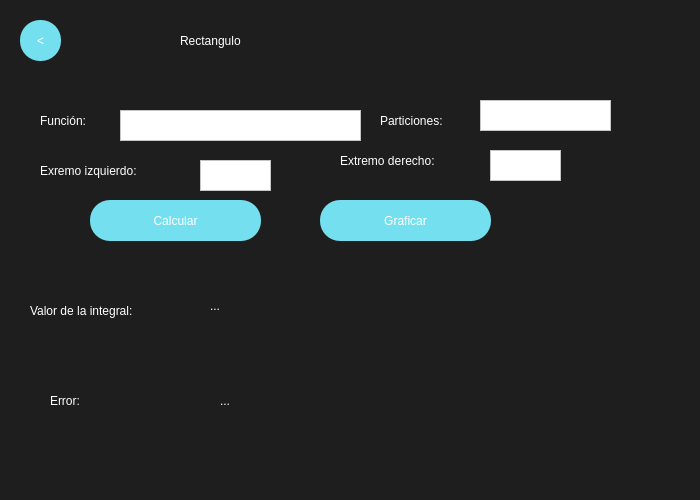
XMunteR/Calculadora, file Rectangulo.ui: the form before one commit.
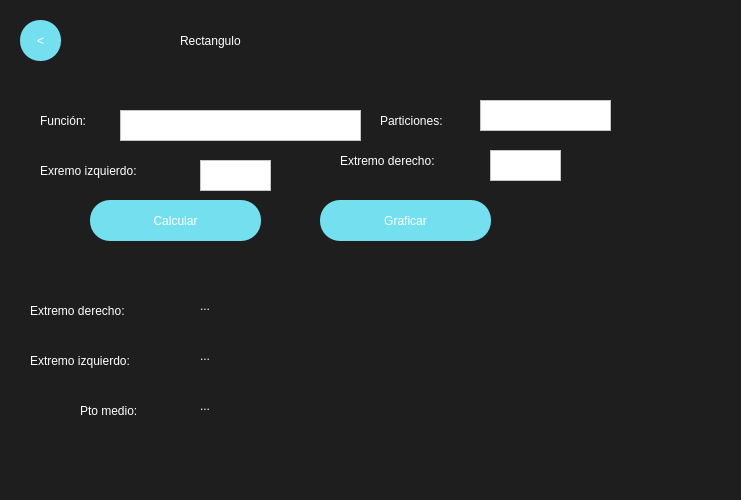
The form after the commit.

The edit to the form file:
```diff
--- a/Rectangulo.ui
+++ b/Rectangulo.ui
@@ -6,7 +6,7 @@
    <rect>
     <x>0</x>
     <y>0</y>
-    <width>700</width>
+    <width>741</width>
     <height>500</height>
    </rect>
   </property>
@@ -104,7 +104,7 @@
      <rect>
       <x>30</x>
       <y>290</y>
-      <width>171</width>
+      <width>161</width>
       <height>41</height>
      </rect>
     </property>
@@ -113,7 +113,7 @@
 color:white;</string>
     </property>
     <property name="text">
-     <string>Valor de la integral:</string>
+     <string>Extremo derecho: </string>
     </property>
    </widget>
    <widget class="QLabel" name="label_2">
@@ -236,44 +236,10 @@
      <string notr="true">background-color: rgb(255, 255, 255);</string>
     </property>
    </widget>
-   <widget class="QLabel" name="label_7">
+   <widget class="QLabel" name="ExtDerReect">
     <property name="geometry">
      <rect>
-      <x>50</x>
-      <y>380</y>
-      <width>51</width>
-      <height>41</height>
-     </rect>
-    </property>
-    <property name="styleSheet">
-     <string notr="true">font:15pt&quot;Arial&quot;;
-color:white;</string>
-    </property>
-    <property name="text">
-     <string>Error:</string>
-    </property>
-   </widget>
-   <widget class="QLabel" name="ResultError">
-    <property name="geometry">
-     <rect>
-      <x>220</x>
-      <y>380</y>
-      <width>371</width>
-      <height>41</height>
-     </rect>
-    </property>
-    <property name="styleSheet">
-     <string notr="true">font:15pt&quot;Arial&quot;;
-color:white;</string>
-    </property>
-    <property name="text">
-     <string>...</string>
-    </property>
-   </widget>
-   <widget class="QLabel" name="ResultIntegral">
-    <property name="geometry">
-     <rect>
-      <x>210</x>
+      <x>200</x>
       <y>290</y>
       <width>431</width>
       <height>31</height>
@@ -307,6 +273,80 @@
      <string>Graficar</string>
     </property>
    </widget>
+   <widget class="QLabel" name="ExtIzqReect">
+    <property name="geometry">
+     <rect>
+      <x>200</x>
+      <y>340</y>
+      <width>431</width>
+      <height>31</height>
+     </rect>
+    </property>
+    <property name="styleSheet">
+     <string notr="true">color: rgb(255, 255, 255);
+font:20px&quot;impact&quot;</string>
+    </property>
+    <property name="text">
+     <string>...</string>
+    </property>
+    <property name="wordWrap">
+     <bool>true</bool>
+    </property>
+   </widget>
+   <widget class="QLabel" name="label_7">
+    <property name="geometry">
+     <rect>
+      <x>30</x>
+      <y>340</y>
+      <width>161</width>
+      <height>41</height>
+     </rect>
+    </property>
+    <property name="styleSheet">
+     <string notr="true">font:15pt&quot;Arial&quot;;
+color:white;</string>
+    </property>
+    <property name="text">
+     <string>Extremo izquierdo: </string>
+    </property>
+   </widget>
+   <widget class="QLabel" name="label_8">
+    <property name="geometry">
+     <rect>
+      <x>80</x>
+      <y>390</y>
+      <width>111</width>
+      <height>41</height>
+     </rect>
+    </property>
+    <property name="styleSheet">
+     <string notr="true">font:15pt&quot;Arial&quot;;
+color:white;</string>
+    </property>
+    <property name="text">
+     <string>Pto medio: </string>
+    </property>
+   </widget>
+   <widget class="QLabel" name="ProMediorect">
+    <property name="geometry">
+     <rect>
+      <x>200</x>
+      <y>390</y>
+      <width>431</width>
+      <height>31</height>
+     </rect>
+    </property>
+    <property name="styleSheet">
+     <string notr="true">color: rgb(255, 255, 255);
+font:20px&quot;impact&quot;</string>
+    </property>
+    <property name="text">
+     <string>...</string>
+    </property>
+    <property name="wordWrap">
+     <bool>true</bool>
+    </property>
+   </widget>
   </widget>
  </widget>
  <resources/>
```
